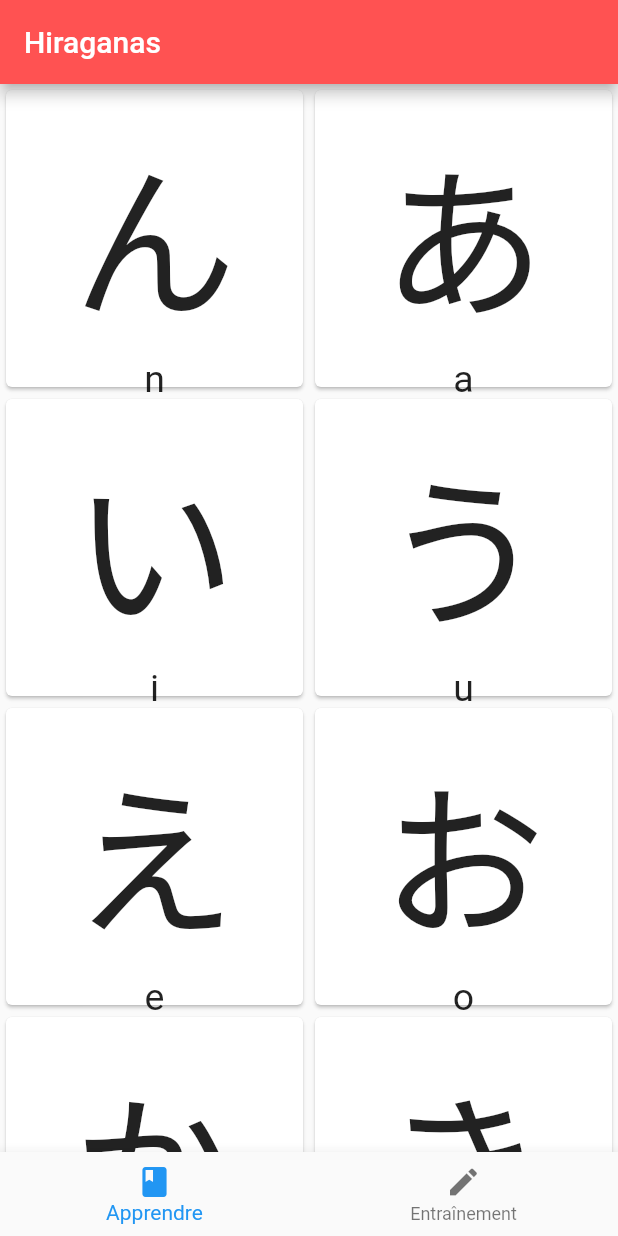
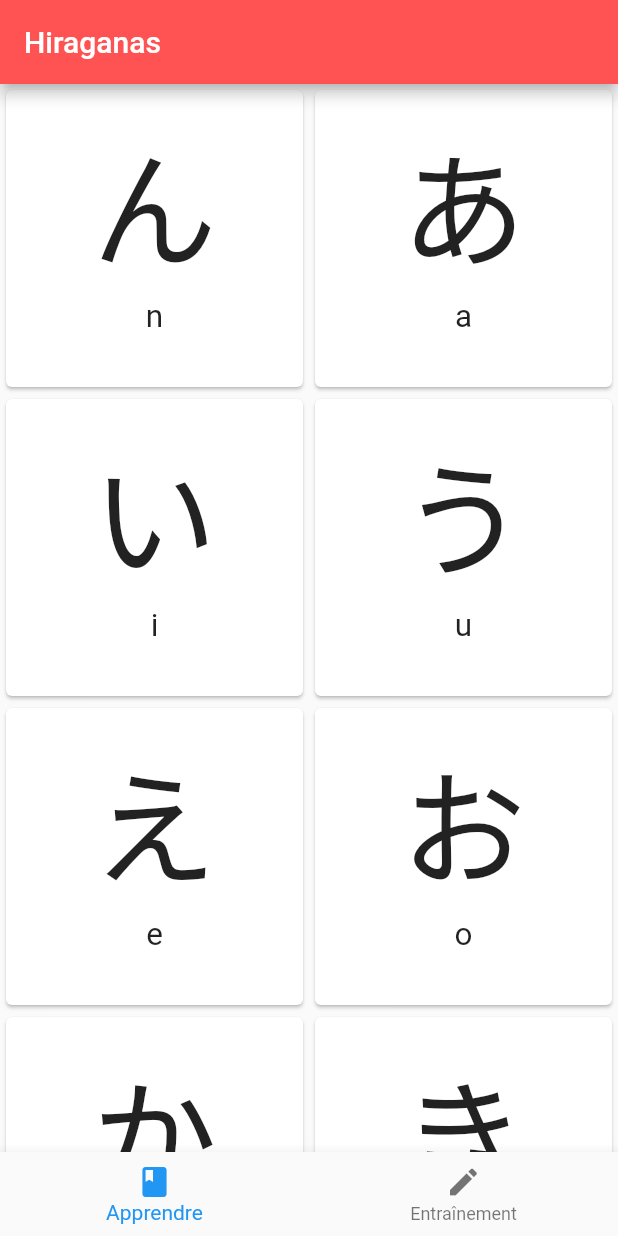
Before and after one commit to JonathanRN/ProgrammationMobile2_TP3, a Flutter app: the screen it shows after launch, on a phone screen of 412 x 824 dp. Run offline on Flutter 3.47's test engine with Material 2 defaults, Android fonts, the phone set to English and light mode, and no system bars.

Commit message:
formatiing

```diff
--- a/lib/app/hiragana/hiragana_card.dart
+++ b/lib/app/hiragana/hiragana_card.dart
@@ -16,15 +16,14 @@ class HiraganaCard extends StatelessWidget {
         child: Padding(
           padding: EdgeInsets.all(15),
           child: Column(
-
             children: <Widget>[
               Text(
                 _hiragana,
-                style: TextStyle(fontSize: 110),
+                textScaleFactor: 6,
               ),
               Text(
                 _trad,
-                style: TextStyle(fontSize: 25),
+                textScaleFactor: 1.5,
               )
             ],
           ),
--- a/lib/app/home/home.dart
+++ b/lib/app/home/home.dart
@@ -21,8 +21,8 @@ class Home extends StatelessWidget {
         children: List.generate(Hiraganas.length, (index) {
           return Center(
             child: HiraganaCard(
-              hiragana:'${_keys[index]}',
-              trad:'${_values[index]}',
+              hiragana: '${_keys[index]}',
+              trad: '${_values[index]}',
             ),
           );
         }),
```
